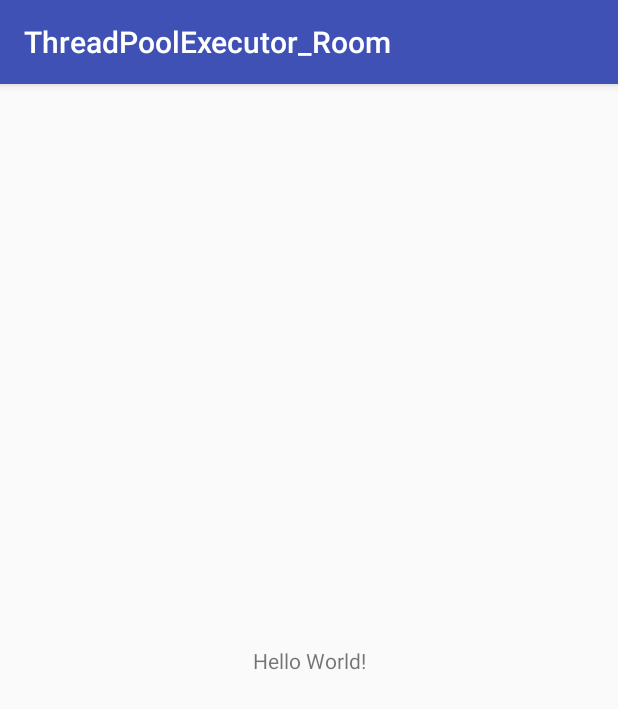
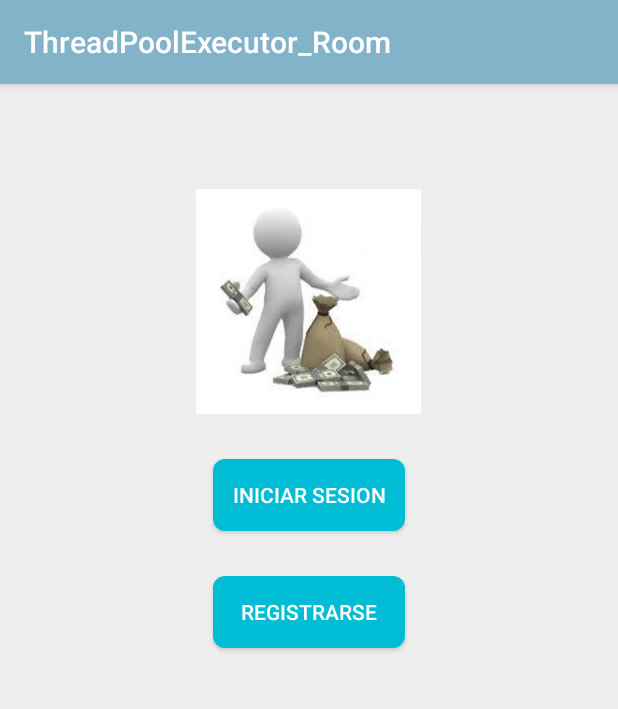
Before and after one commit to montes8/ThreadPoolExecutor_Room, an Android app: the screen it shows after launch (MainActivity), on a phone screen of 412 x 824 dp. Shown: the top 709 px of the screen. Run offline under Robolectric (Android 15) with nearby library versions, the phone set to English and light mode, and no system bars; our stand-ins replace Room's generated code.

Commit message:
diseñando los xml

```diff
--- a/app/src/main/AndroidManifest.xml
+++ b/app/src/main/AndroidManifest.xml
@@ -17,6 +17,9 @@
                 <category android:name="android.intent.category.LAUNCHER" />
             </intent-filter>
         </activity>
+        <activity android:name=".LoginActivity" />
+        <activity android:name=".RegisterActivity" />
+        <activity android:name=".HomeActivity"></activity>
     </application>
 
 </manifest>
--- /dev/null
+++ b/app/src/main/res/drawable/fondo_sesion.xml
@@ -0,0 +1,8 @@
+<?xml version="1.0" encoding="utf-8"?>
+
+<shape xmlns:android="http://schemas.android.com/apk/res/android">
+            <solid android:color="#00BCD4" />
+
+            <corners android:radius="8dp" />
+
+</shape>
--- a/app/src/main/res/layout/activity_main.xml
+++ b/app/src/main/res/layout/activity_main.xml
@@ -1,18 +1,46 @@
 <?xml version="1.0" encoding="utf-8"?>
-<android.support.constraint.ConstraintLayout xmlns:android="http://schemas.android.com/apk/res/android"
+<RelativeLayout
+    xmlns:android="http://schemas.android.com/apk/res/android"
     xmlns:app="http://schemas.android.com/apk/res-auto"
     xmlns:tools="http://schemas.android.com/tools"
     android:layout_width="match_parent"
     android:layout_height="match_parent"
+    android:background="@color/principal_fondo"
     tools:context=".MainActivity">
 
-    <TextView
+    <ImageView
+
+        android:id="@+id/image_user"
+        android:layout_width="150dp"
+        android:layout_height="150dp"
+        android:src="@drawable/logo"
+        android:layout_marginTop="70dp"
+        android:layout_centerHorizontal="true"/>
+
+    <Button
+        android:id="@+id/button_sesion"
         android:layout_width="wrap_content"
         android:layout_height="wrap_content"
-        android:text="Hello World!"
-        app:layout_constraintBottom_toBottomOf="parent"
-        app:layout_constraintLeft_toLeftOf="parent"
-        app:layout_constraintRight_toRightOf="parent"
-        app:layout_constraintTop_toTopOf="parent" />
+        android:layout_below="@+id/image_user"
+        android:layout_centerHorizontal="true"
+        android:ems="8"
+        android:textColor="#FFFFFF"
+        android:background="@drawable/fondo_sesion"
+        android:layout_marginTop="30dp"
+        android:text="Iniciar Sesion"
+        android:textSize="14sp"/>
+    <Button
+        android:id="@+id/button_register"
+        android:layout_width="wrap_content"
+        android:layout_height="wrap_content"
+        android:layout_below="@+id/button_sesion"
+        android:layout_centerHorizontal="true"
+        android:ems="8"
+        android:textColor="#FFFFFF"
+        android:background="@drawable/fondo_sesion"
+        android:layout_marginTop="30dp"
+        android:text="Registrarse"
+        android:textSize="14sp"/>
 
-</android.support.constraint.ConstraintLayout>
+
+</RelativeLayout>
--- a/app/src/main/res/values/colors.xml
+++ b/app/src/main/res/values/colors.xml
@@ -1,6 +1,10 @@
 <?xml version="1.0" encoding="utf-8"?>
 <resources>
-    <color name="colorPrimary">#3F51B5</color>
-    <color name="colorPrimaryDark">#303F9F</color>
-    <color name="colorAccent">#FF4081</color>
+    <color name="colorPrimary">#82b3c9</color>
+    <color name="colorPrimaryDark">#0277bd</color>
+    <color name="colorAccent">#0277bd</color>
+
+    <color name="subtitulo">#757575</color>
+    <color name="titulo">#616161</color>
+    <color name="principal_fondo">#EEEEEE</color>
 </resources>
```
Also changed, not shown: app/build.gradle (+3 -4 lines), app/src/main/java/com/example/tayler_gabbi/threadpoolexecutor_room/HomeActivity.java (added, +13 -0 lines), app/src/main/java/com/example/tayler_gabbi/threadpoolexecutor_room/LoginActivity.java (added, +13 -0 lines), app/src/main/java/com/example/tayler_gabbi/threadpoolexecutor_room/RegisterActivity.java (added, +13 -0 lines), app/src/main/res/drawable/btn_fondo.xml (added, +22 -0 lines), app/src/main/res/layout/activity_home.xml (added, +9 -0 lines), app/src/main/res/layout/activity_login.xml (added, +95 -0 lines), app/src/main/res/layout/activity_register.xml (added, +76 -0 lines), app/src/main/res/drawable/logo.png (added).
